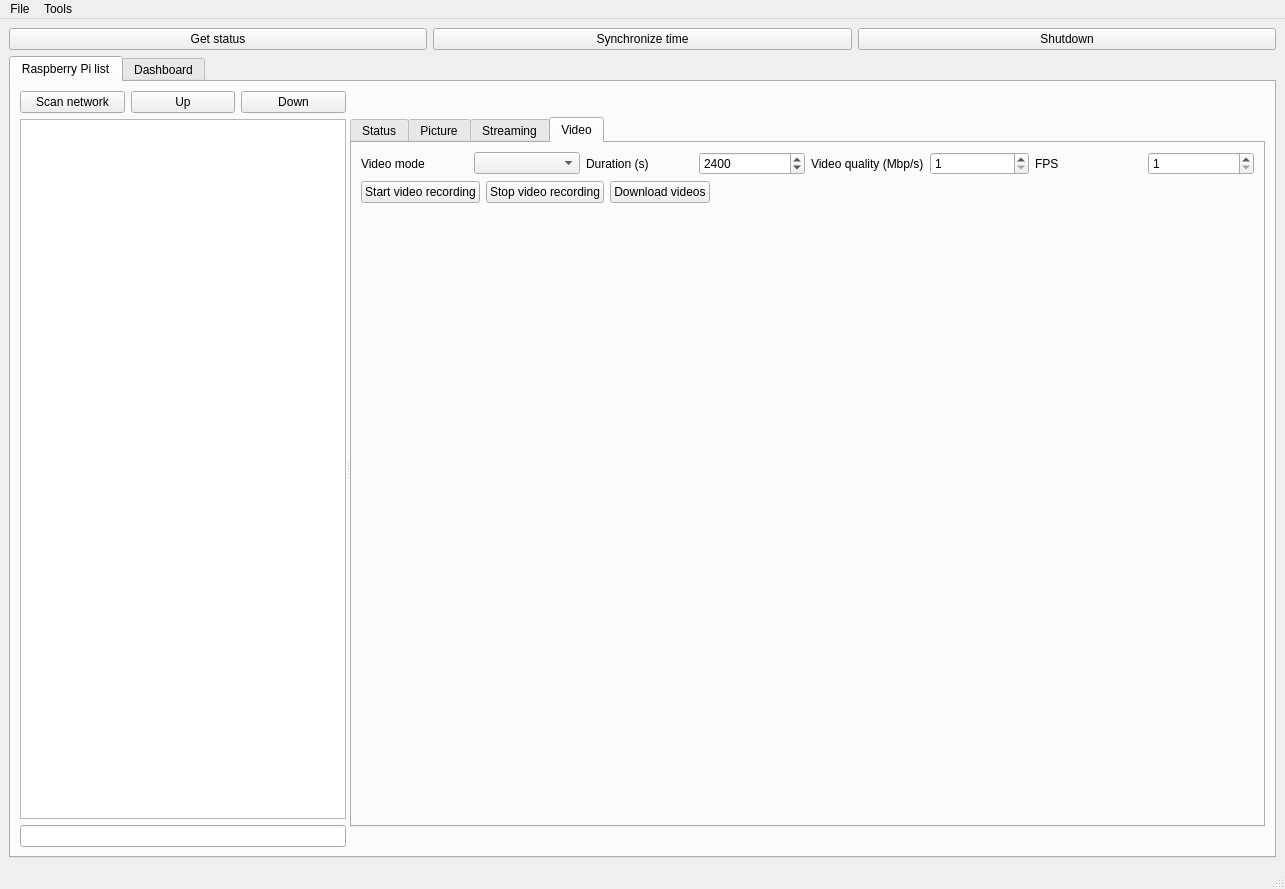
olivierfriard/raspberry_video-recording_coordinator, file src/coordinator/coordinator.ui: the form before one commit.
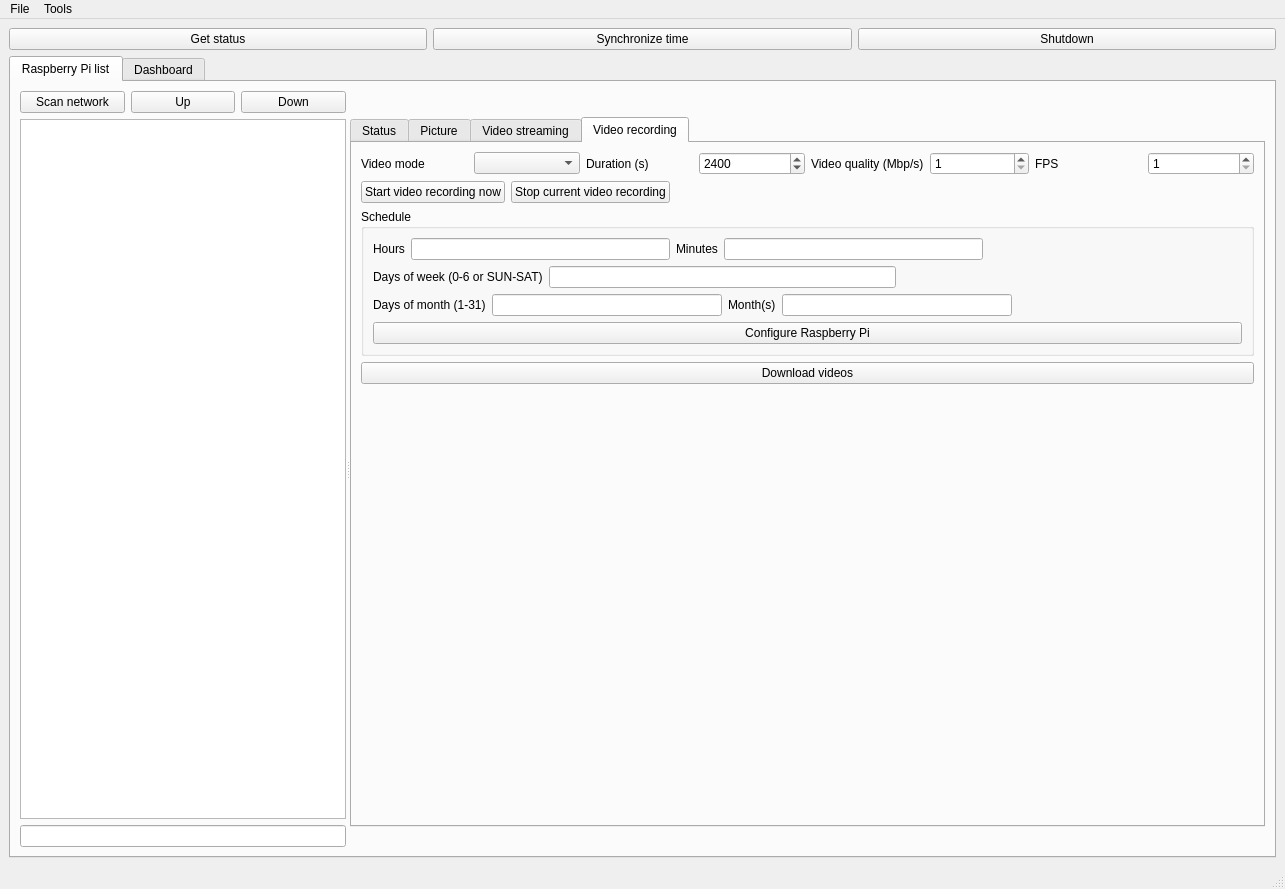
The form after the commit.

```diff
--- a/src/coordinator/coordinator.ui
+++ b/src/coordinator/coordinator.ui
@@ -605,7 +605,7 @@
               </widget>
               <widget class="QWidget" name="tab">
                <attribute name="title">
-                <string>Streaming</string>
+                <string>Video streaming</string>
                </attribute>
                <layout class="QVBoxLayout" name="verticalLayout_9">
                 <item>
@@ -637,7 +637,7 @@
               </widget>
               <widget class="QWidget" name="video_tab">
                <attribute name="title">
-                <string>Video</string>
+                <string>Video recording</string>
                </attribute>
                <layout class="QVBoxLayout" name="verticalLayout_10">
                 <item>
@@ -732,21 +732,14 @@
                   <item>
                    <widget class="QPushButton" name="start_video_recording_pb">
                     <property name="text">
-                     <string>Start video recording</string>
+                     <string>Start video recording now</string>
                     </property>
                    </widget>
                   </item>
                   <item>
                    <widget class="QPushButton" name="stop_video_recording_pb">
                     <property name="text">
-                     <string>Stop video recording</string>
-                    </property>
-                   </widget>
-                  </item>
-                  <item>
-                   <widget class="QPushButton" name="download_videos_pb">
-                    <property name="text">
-                     <string>Download videos</string>
+                     <string>Stop current video recording</string>
                     </property>
                    </widget>
                   </item>
@@ -765,6 +758,130 @@
                   </item>
                  </layout>
                 </item>
+                <item>
+                 <widget class="QGroupBox" name="groupBox">
+                  <property name="title">
+                   <string>Schedule</string>
+                  </property>
+                  <layout class="QVBoxLayout" name="verticalLayout_7">
+                   <item>
+                    <layout class="QHBoxLayout" name="horizontalLayout_18">
+                     <item>
+                      <widget class="QLabel" name="label_24">
+                       <property name="text">
+                        <string>Hours</string>
+                       </property>
+                      </widget>
+                     </item>
+                     <item>
+                      <widget class="QLineEdit" name="hours_le"/>
+                     </item>
+                     <item>
+                      <widget class="QLabel" name="label_25">
+                       <property name="text">
+                        <string>Minutes</string>
+                       </property>
+                      </widget>
+                     </item>
+                     <item>
+                      <widget class="QLineEdit" name="minutes_le"/>
+                     </item>
+                     <item>
+                      <spacer name="horizontalSpacer_9">
+                       <property name="orientation">
+                        <enum>Qt::Horizontal</enum>
+                       </property>
+                       <property name="sizeHint" stdset="0">
+                        <size>
+                         <width>40</width>
+                         <height>20</height>
+                        </size>
+                       </property>
+                      </spacer>
+                     </item>
+                    </layout>
+                   </item>
+                   <item>
+                    <layout class="QHBoxLayout" name="horizontalLayout_16">
+                     <item>
+                      <widget class="QLabel" name="label_26">
+                       <property name="text">
+                        <string>Days of week (0-6 or SUN-SAT)</string>
+                       </property>
+                      </widget>
+                     </item>
+                     <item>
+                      <widget class="QLineEdit" name="days_of_week_le"/>
+                     </item>
+                     <item>
+                      <spacer name="horizontalSpacer_7">
+                       <property name="orientation">
+                        <enum>Qt::Horizontal</enum>
+                       </property>
+                       <property name="sizeHint" stdset="0">
+                        <size>
+                         <width>40</width>
+                         <height>20</height>
+                        </size>
+                       </property>
+                      </spacer>
+                     </item>
+                    </layout>
+                   </item>
+                   <item>
+                    <layout class="QHBoxLayout" name="horizontalLayout_17">
+                     <item>
+                      <widget class="QLabel" name="label_27">
+                       <property name="text">
+                        <string>Days of month (1-31)</string>
+                       </property>
+                      </widget>
+                     </item>
+                     <item>
+                      <widget class="QLineEdit" name="days_of_month_le"/>
+                     </item>
+                     <item>
+                      <widget class="QLabel" name="label_28">
+                       <property name="text">
+                        <string>Month(s)</string>
+                       </property>
+                      </widget>
+                     </item>
+                     <item>
+                      <widget class="QLineEdit" name="months_le"/>
+                     </item>
+                     <item>
+                      <spacer name="horizontalSpacer_8">
+                       <property name="orientation">
+                        <enum>Qt::Horizontal</enum>
+                       </property>
+                       <property name="sizeHint" stdset="0">
+                        <size>
+                         <width>40</width>
+                         <height>20</height>
+                        </size>
+                       </property>
+                      </spacer>
+                     </item>
+                    </layout>
+                   </item>
+                   <item>
+                    <widget class="QPushButton" name="configure_video_recording_pb">
+                     <property name="text">
+                      <string>Configure Raspberry Pi</string>
+                     </property>
+                    </widget>
+                   </item>
+                  </layout>
+                 </widget>
+                </item>
+                <item>
+                 <widget class="QPushButton" name="download_videos_pb">
+                  <property name="text">
+                   <string>Download videos</string>
+                  </property>
+                 </widget>
+                </item>
                 <item>
                  <spacer name="verticalSpacer_2">
                   <property name="orientation">
```
Left out of the diff: 218 changed lines with no effect on the pictures.
